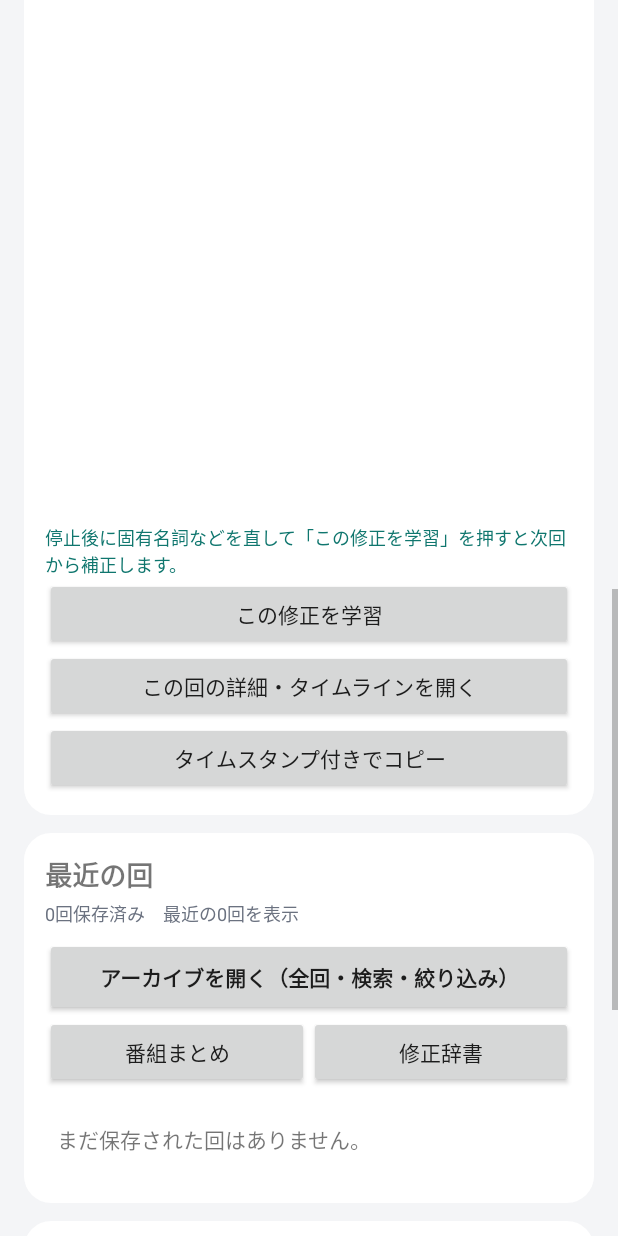
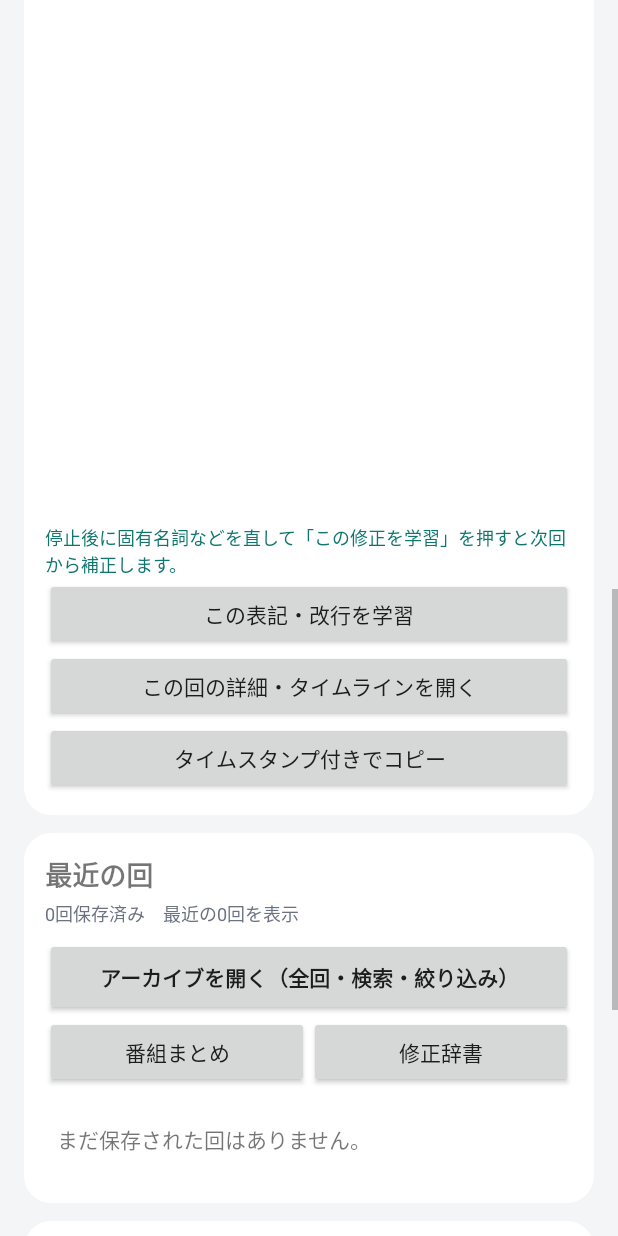
Before and after one commit to ponpains/radiko-transcriber2, an Android app: the screen it shows after launch (MainActivity), scrolled down 1153 dp, on a phone screen of 412 x 824 dp. Run offline under Robolectric (Android 15) with nearby library versions, the light colour scheme and no system bars.

Commit message:
Update v0.14 UI labels for split player and formatting learning

```diff
--- a/app/src/main/res/layout/activity_main.xml
+++ b/app/src/main/res/layout/activity_main.xml
@@ -23,7 +23,7 @@
             android:layout_width="match_parent"
             android:layout_height="wrap_content"
             android:layout_marginTop="3dp"
-            android:text="v0.13  •  高速再生バッファ / 診断ログ / 再生位置 / アプリ内Web実験"
+            android:text="v0.14  •  改行学習 / 診断ログ / 再生位置 / アプリ内Web＋文字起こし"
             android:textColor="#6B7280"
             android:textSize="12sp"/>
 
@@ -98,7 +98,7 @@
                 android:id="@+id/inAppPlaybackCheck"
                 android:layout_width="match_parent"
                 android:layout_height="wrap_content"
-                android:text="実験：開始後は外部ブラウザではなくアプリ内Webで開く"
+                android:text="実験：開始後はアプリ内でradiko＋文字起こしを同時表示"
                 android:textSize="13sp"/>
 
             <Button
@@ -120,7 +120,7 @@
                 android:id="@+id/openInAppButton"
                 android:layout_width="match_parent"
                 android:layout_height="wrap_content"
-                android:text="実験：アプリ内Webだけ開く"/>
+                android:text="実験：radiko＋文字起こし画面を開く"/>
 
             <Button
                 android:id="@+id/micStartButton"
@@ -215,7 +215,7 @@
                 android:layout_width="match_parent"
                 android:layout_height="wrap_content"
                 android:layout_marginTop="3dp"
-                android:text="文ごとに改行し、話題転換や長い無音では空行を入れます。左右カーソル移動も使えます。"
+                android:text="文ごとに改行し、話題転換や長い無音では空行を入れます。あなたが直した改行・段落の傾向も番組ごとに学習します。"
                 android:textColor="#6B7280"
                 android:textSize="12sp"/>
 
@@ -239,7 +239,7 @@
                 android:layout_width="match_parent"
                 android:layout_height="wrap_content"
                 android:layout_marginTop="7dp"
-                android:text="停止後に固有名詞などを直すと、番組別辞書として学習できます。"
+                android:text="停止後に固有名詞や改行・段落を直すと、表記辞書と番組ごとの整形傾向として学習します。"
                 android:textColor="#0F766E"
                 android:textSize="12sp"/>
 
@@ -247,7 +247,7 @@
                 android:id="@+id/learnButton"
                 android:layout_width="match_parent"
                 android:layout_height="wrap_content"
-                android:text="この修正を学習"/>
+                android:text="この表記・改行を学習"/>
 
             <Button
                 android:id="@+id/detailButton"
```
